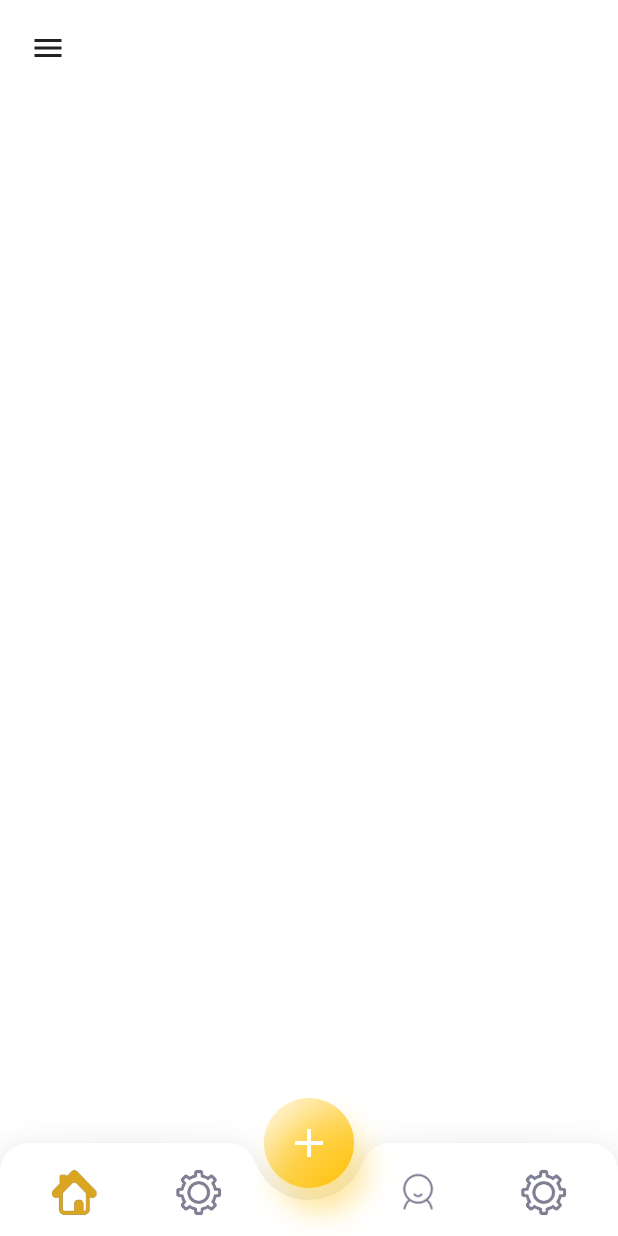
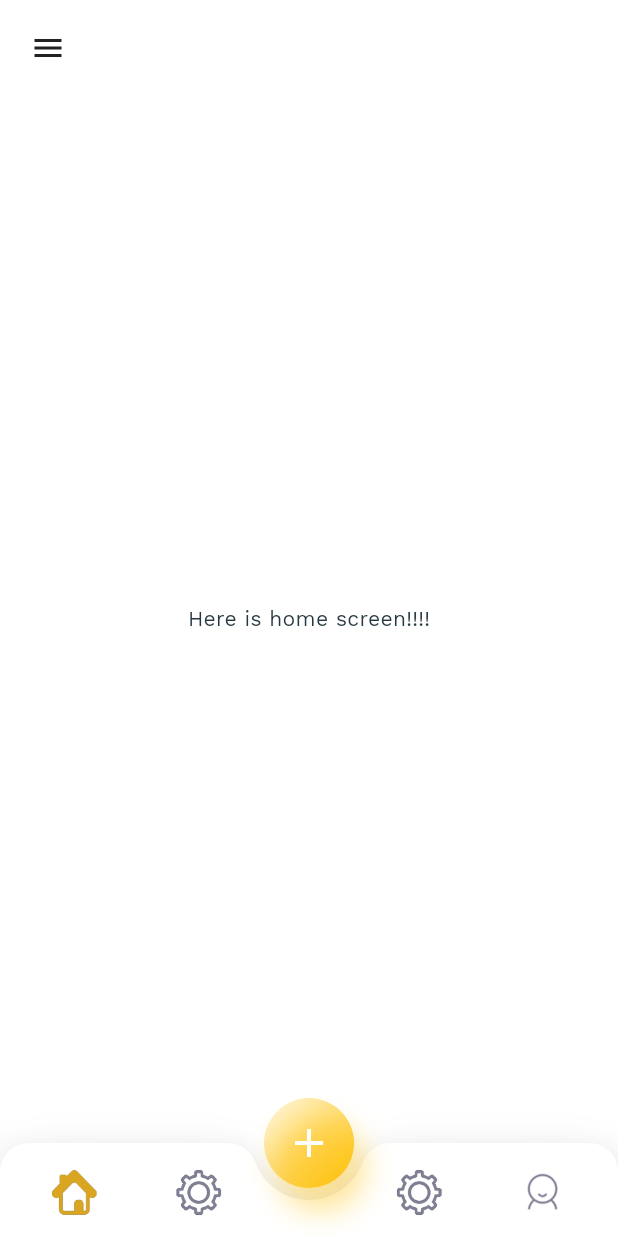
Before and after one commit to mayarhussein/Air-Camel-Mobile-Application, a Flutter app: the screen it shows after launch, on a phone screen of 412 x 824 dp. Run offline on Flutter 3.47's test engine with Material 2 defaults, Android fonts, the phone set to English and light mode, and no system bars; our stand-ins replace flutter_rating_bar.

Commit message:
Update Zew

```diff
--- a/lib/models/bottom_navigation/bottom_bar_model.dart
+++ b/lib/models/bottom_navigation/bottom_bar_model.dart
@@ -1,7 +1,6 @@
 import 'package:flutter/material.dart';
 
 class TabIconData {
-
   String imagePath;
   String selectedImagePath;
   bool isSelected;
@@ -16,7 +15,6 @@ class TabIconData {
     this.isSelected = false,
     this.animationController,
   });
-
 
   static List<TabIconData> tabIconsList = <TabIconData>[
     TabIconData(
@@ -34,18 +32,18 @@ class TabIconData {
       animationController: null,
     ),
     TabIconData(
-      imagePath:  'assets/images/tab_4.png',
-      selectedImagePath: 'assets/images/tab_4s.png',
-      index: 3,
-      isSelected: false,
-      animationController: null,
-    ),
-    TabIconData(
       imagePath: 'assets/images/tab_3.png',
       selectedImagePath: 'assets/images/tab_3s.png',
       index: 2,
       isSelected: false,
       animationController: null,
     ),
+    TabIconData(
+      imagePath: 'assets/images/tab_4.png',
+      selectedImagePath: 'assets/images/tab_4s.png',
+      index: 3,
+      isSelected: false,
+      animationController: null,
+    ),
   ];
 }
--- /dev/null
+++ b/lib/pages/home/home_screen.dart
@@ -0,0 +1,11 @@
+import 'package:flutter/material.dart';
+
+class HomeScreen extends StatelessWidget {
+  @override
+  Widget build(BuildContext context) {
+    return Container(
+      alignment: Alignment.center,
+      child: Text("Here is home screen!!!!"),
+    );
+  }
+}
--- a/lib/widgets/bottom_navigation/bottom_bar.dart
+++ b/lib/widgets/bottom_navigation/bottom_bar.dart
@@ -1,10 +1,13 @@
 import 'package:air_camel/models/bottom_navigation/bottom_bar_model.dart';
-import 'package:air_camel/models/drawer/drawer_list.dart';
 import 'package:air_camel/pages/home/new_shipment_menu_screen.dart';
 import 'package:air_camel/widgets/bottom_navigation/bottom_bar_view.dart';
 import 'package:flutter/material.dart';
 
 class BottomBar extends StatelessWidget {
+  final Function(int)? onBottomBarCall;
+
+  BottomBar(this.onBottomBarCall);
+
   List<TabIconData> tabIconsList = TabIconData.tabIconsList;
 
   @override
@@ -25,31 +28,7 @@ class BottomBar extends StatelessWidget {
                     fullscreenDialog: true),
               );
             },
-          changeIndex: (int index) {
-            print(index);
-            // if (index == 0 || index == 2) {
-            //   // animationController?.reverse().then<dynamic>((data) {
-            //     if (!mounted) {
-            //       return;
-            //     }
-            //     setState(() {
-            //       // tabBody =
-            //       //     MyDiaryScreen(animationController: animationController);
-            //     });
-            //   });
-            // } else if (index == 1 || index == 3) {
-            //   animationController?.reverse().then<dynamic>((data) {
-            //     if (!mounted) {
-            //       return;
-            //     }
-            //     setState(() {
-            //       // tabBody =
-            //       //     TrainingScreen(animationController: animationController);
-            //     });
-            //   });
-            // }
-          },
-        ),
+            changeIndex: onBottomBarCall),
       ],
     );
   }
--- a/lib/widgets/drawer/home_drawer.dart
+++ b/lib/widgets/drawer/home_drawer.dart
@@ -157,32 +157,32 @@ class _HomeDrawerState extends State<HomeDrawer> {
             height: 1,
             color: AppTheme.grey.withOpacity(0.6),
           ),
-          Column(
-            children: <Widget>[
-              ListTile(
-                title: Text(
-                  'Sign Out',
-                  style: TextStyle(
-                    fontFamily: AppTheme.fontName,
-                    fontWeight: FontWeight.w600,
-                    fontSize: 16,
-                    color: AppTheme.darkText,
-                  ),
-                  textAlign: TextAlign.left,
-                ),
-                trailing: Icon(
-                  Icons.power_settings_new,
-                  color: Colors.red,
-                ),
-                onTap: () {
-                  onTapped();
-                },
-              ),
-              SizedBox(
-                height: MediaQuery.of(context).padding.bottom,
-              )
-            ],
-          ),
+          // Column(
+          //   children: <Widget>[
+          //     ListTile(
+          //       title: Text(
+          //         'Sign Out',
+          //         style: TextStyle(
+          //           fontFamily: AppTheme.fontName,
+          //           fontWeight: FontWeight.w600,
+          //           fontSize: 16,
+          //           color: AppTheme.darkText,
+          //         ),
+          //         textAlign: TextAlign.left,
+          //       ),
+          //       trailing: Icon(
+          //         Icons.power_settings_new,
+          //         color: Colors.red,
+          //       ),
+          //       onTap: () {
+          //         onTapped();
+          //       },
+          //     ),
+          //     SizedBox(
+          //       height: MediaQuery.of(context).padding.bottom,
+          //     )
+          //   ],
+          // ),
         ],
       ),
     );
--- a/lib/widgets/drawer/drawer_user_controller.dart
+++ b/lib/widgets/drawer/navigation_controller.dart
@@ -1,13 +1,16 @@
+import 'package:air_camel/models/bottom_navigation/bottom_bar_model.dart';
 import 'package:air_camel/models/drawer/drawer_list.dart';
+import 'package:air_camel/widgets/bottom_navigation/bottom_bar.dart';
 import 'package:air_camel/widgets/drawer/home_drawer.dart';
 import 'package:air_camel/resources/app_theme.dart';
 import 'package:flutter/material.dart';
 
-class DrawerUserController extends StatefulWidget {
-  const DrawerUserController({
+class NavigationController extends StatefulWidget {
+  const NavigationController({
     Key? key,
     this.drawerWidth = 250,
     this.onDrawerCall,
+    this.onBottomBarCall,
     this.screenView,
     this.animatedIconData = AnimatedIcons.arrow_menu,
     this.menuView,
@@ -17,6 +20,7 @@ class DrawerUserController extends StatefulWidget {
 
   final double drawerWidth;
   final Function(DrawerIndex)? onDrawerCall;
+  final Function(int)? onBottomBarCall;
   final Widget? screenView;
   final Function(bool)? drawerIsOpen;
   final AnimatedIconData? animatedIconData;
@@ -24,14 +28,16 @@ class DrawerUserController extends StatefulWidget {
   final DrawerIndex? screenIndex;
 
   @override
-  _DrawerUserControllerState createState() => _DrawerUserControllerState();
+  _NavigationControllerState createState() => _NavigationControllerState();
 }
 
-class _DrawerUserControllerState extends State<DrawerUserController>
+class _NavigationControllerState extends State<NavigationController>
     with TickerProviderStateMixin {
   ScrollController? scrollController;
   AnimationController? iconAnimationController;
   AnimationController? animationController;
+
+  List<TabIconData> tabIconsList = TabIconData.tabIconsList;
 
   double scrolloffset = 0.0;
   // List<TabIconData> tabIconsList = TabIconData.tabIconsList;
@@ -148,7 +154,7 @@ class _DrawerUserControllerState extends State<DrawerUserController>
                     children: <Widget>[
                       //this IgnorePointer we use as touch(user Interface) widget.screen View, for example scrolloffset == 1 means drawer is close we just allow touching all widget.screen View
                       IgnorePointer(
-                        ignoring: scrolloffset == 1 || false,
+                        // ignoring: scrolloffset == 1 || false,
                         child: widget.screenView,
                       ),
                       //alternative touch(user Interface) for widget.screen, for example, drawer is close we need to tap on a few home screen area and close the drawer
@@ -181,7 +187,7 @@ class _DrawerUserControllerState extends State<DrawerUserController>
                                         progress: iconAnimationController!),
                               ),
                               onTap: () {
-                                print("xxx");
+                                print(scrolloffset);
                                 FocusScope.of(context)
                                     .requestFocus(FocusNode());
                                 onDrawerClick();
@@ -190,7 +196,9 @@ class _DrawerUserControllerState extends State<DrawerUserController>
                           ),
                         ),
                       ),
-                      // bottomBar(),
+                      scrolloffset == 0
+                          ? BottomBar(widget.onBottomBarCall)
+                          : Container(),
                     ],
                   ),
                 ),
```
Also changed, not shown: lib/pages/account/account_screen.dart (added, +11 -0 lines), lib/pages/home/navigation_screen.dart (+35 -8 lines), lib/pages/account/login_screen.dart (added), lib/pages/account/register_screen.dart (added). Lines whose indentation alone changed are shown as unchanged.
